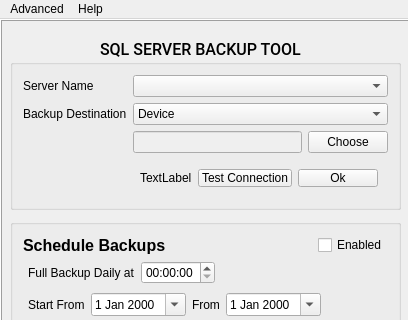
Before: the Qt Designer form ui/mainWindow.ui in desxedada/SQLGDriveBackup, drawn with Qt 5; both pictures show x 0 to 408 and y 0 to 320 of the 408 by 831 pixel window.
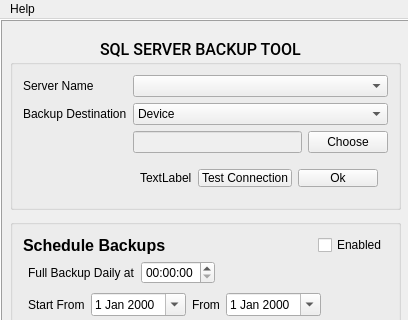
After: the same form once the commit is applied.

```diff
--- a/ui/mainWindow.ui
+++ b/ui/mainWindow.ui
@@ -502,13 +502,6 @@
     <addaction name="actionLicense"/>
     <addaction name="actionAbout"/>
    </widget>
-   <widget class="QMenu" name="menuAdvanced">
-    <property name="title">
-     <string>Advanced</string>
-    </property>
-    <addaction name="actionSQL_Authentication"/>
-   </widget>
-   <addaction name="menuAdvanced"/>
    <addaction name="menuLicense"/>
   </widget>
   <action name="actionLicense">
```
